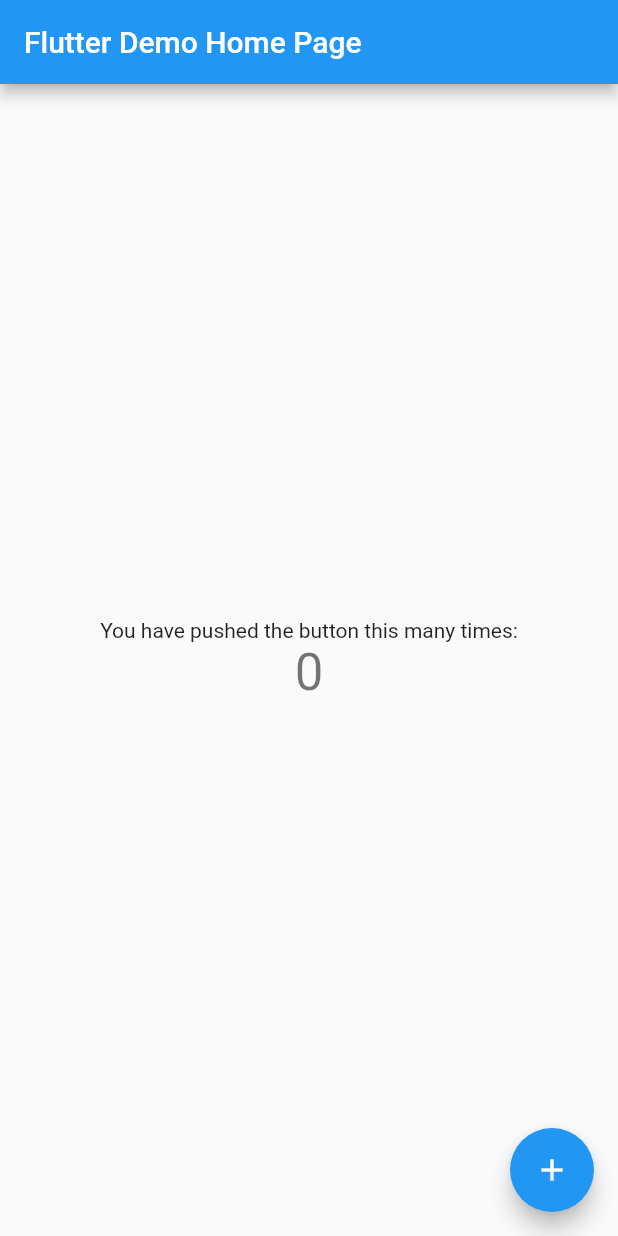
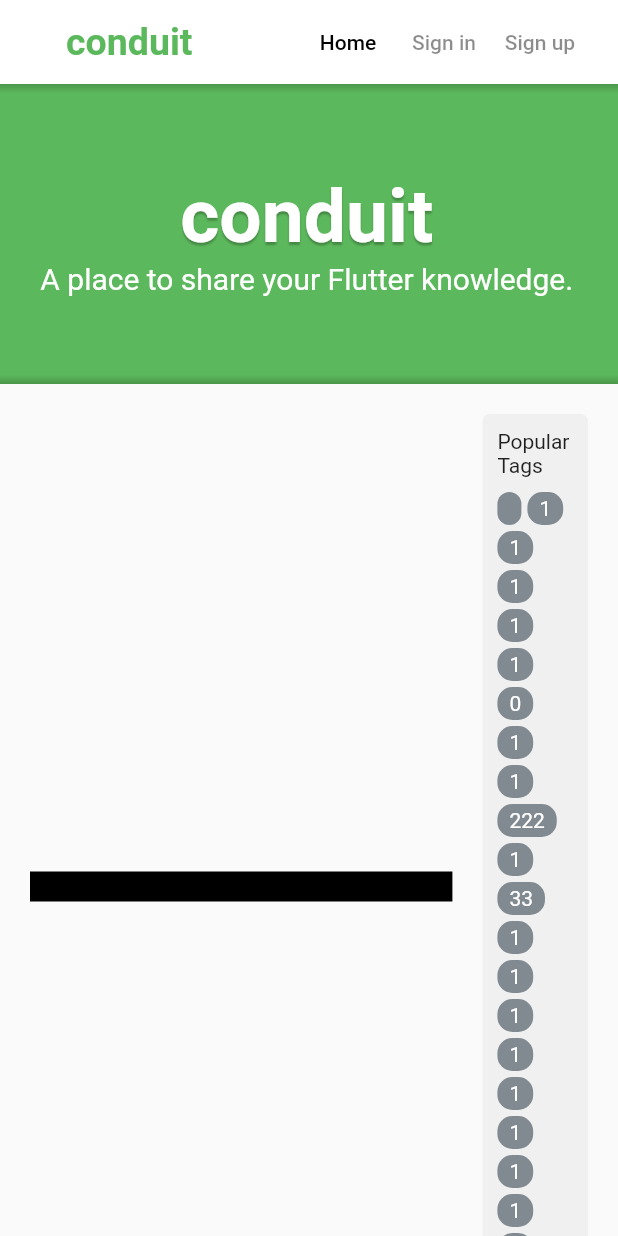
Before and after one commit to toritroniks/flutter-realworld-example-app, a Flutter app: the screen it shows after launch, on a phone screen of 412 x 824 dp. Run offline on Flutter 3.47's test engine with Material 2 defaults, Android fonts, the light colour scheme and no system bars; our stand-ins replace auto_route.

Commit message:
[WIP] Router and main page

```diff
--- a/lib/main.dart
+++ b/lib/main.dart
@@ -1,4 +1,5 @@
 import 'package:flutter/material.dart';
+import 'package:flutter_realworld/router/router.gr.dart';
 
 void main() {
   runApp(MyApp());
@@ -8,106 +9,25 @@
   // This widget is the root of your application.
   @override
   Widget build(BuildContext context) {
-    return MaterialApp(
+    final _appRouter = AppRouter();
+    return MaterialApp.router(
       title: 'Flutter Demo',
+      debugShowCheckedModeBanner: false,
       theme: ThemeData(
-        // This is the theme of your application.
-        //
-        // Try running your application with "flutter run". You'll see the
-        // application has a blue toolbar. Then, without quitting the app, try
-        // changing the primarySwatch below to Colors.green and then invoke
-        // "hot reload" (press "r" in the console where you ran "flutter run",
-        // or simply save your changes to "hot reload" in a Flutter IDE).
-        // Notice that the counter didn't reset back to zero; the application
-        // is not restarted.
-        primarySwatch: Colors.blue,
+        scrollbarTheme: ScrollbarThemeData(
+          isAlwaysShown: true,
+          thumbColor:
+              MaterialStateProperty.resolveWith((states) => Colors.grey),
+          thickness: MaterialStateProperty.resolveWith((states) => 10),
+          showTrackOnHover: true,
+        ),
+        appBarTheme: AppBarTheme(
+          backgroundColor: Colors.white,
+        ),
+        primaryColor: Color(0xFF5CB85C),
       ),
-      home: MyHomePage(title: 'Flutter Demo Home Page'),
+      routerDelegate: _appRouter.delegate(),
+      routeInformationParser: _appRouter.defaultRouteParser(),
     );
   }
 }
-
-class MyHomePage extends StatefulWidget {
-  MyHomePage({Key? key, required this.title}) : super(key: key);
-
-  // This widget is the home page of your application. It is stateful, meaning
-  // that it has a State object (defined below) that contains fields that affect
-  // how it looks.
-
-  // This class is the configuration for the state. It holds the values (in this
-  // case the title) provided by the parent (in this case the App widget) and
-  // used by the build method of the State. Fields in a Widget subclass are
-  // always marked "final".
-
-  final String title;
-
-  @override
-  _MyHomePageState createState() => _MyHomePageState();
-}
-
-class _MyHomePageState extends State<MyHomePage> {
-  int _counter = 0;
-
-  void _incrementCounter() {
-    setState(() {
-      // This call to setState tells the Flutter framework that something has
-      // changed in this State, which causes it to rerun the build method below
-      // so that the display can reflect the updated values. If we changed
-      // _counter without calling setState(), then the build method would not be
-      // called again, and so nothing would appear to happen.
-      _counter++;
-    });
-  }
-
-  @override
-  Widget build(BuildContext context) {
-    // This method is rerun every time setState is called, for instance as done
-    // by the _incrementCounter method above.
-    //
-    // The Flutter framework has been optimized to make rerunning build methods
-    // fast, so that you can just rebuild anything that needs updating rather
-    // than having to individually change instances of widgets.
-    return Scaffold(
-      appBar: AppBar(
-        // Here we take the value from the MyHomePage object that was created by
-        // the App.build method, and use it to set our appbar title.
-        title: Text(widget.title),
-      ),
-      body: Center(
-        // Center is a layout widget. It takes a single child and positions it
-        // in the middle of the parent.
-        child: Column(
-          // Column is also a layout widget. It takes a list of children and
-          // arranges them vertically. By default, it sizes itself to fit its
-          // children horizontally, and tries to be as tall as its parent.
-          //
-          // Invoke "debug painting" (press "p" in the console, choose the
-          // "Toggle Debug Paint" action from the Flutter Inspector in Android
-          // Studio, or the "Toggle Debug Paint" command in Visual Studio Code)
-          // to see the wireframe for each widget.
-          //
-          // Column has various properties to control how it sizes itself and
-          // how it positions its children. Here we use mainAxisAlignment to
-          // center the children vertically; the main axis here is the vertical
-          // axis because Columns are vertical (the cross axis would be
-          // horizontal).
-          mainAxisAlignment: MainAxisAlignment.center,
-          children: <Widget>[
-            Text(
-              'You have pushed the button this many times:',
-            ),
-            Text(
-              '$_counter',
-              style: Theme.of(context).textTheme.headline4,
-            ),
-          ],
-        ),
-      ),
-      floatingActionButton: FloatingActionButton(
-        onPressed: _incrementCounter,
-        tooltip: 'Increment',
-        child: Icon(Icons.add),
-      ), // This trailing comma makes auto-formatting nicer for build methods.
-    );
-  }
-}
--- /dev/null
+++ b/lib/pages/main/main_page.dart
@@ -0,0 +1,99 @@
+import 'package:flutter/material.dart';
+import 'package:flutter_realworld/pages/main/widgets/tags_box.dart';
+import 'package:flutter_realworld/widgets/custom_app_bar.dart';
+
+class MainPage extends StatelessWidget {
+  @override
+  Widget build(BuildContext context) {
+    return Scaffold(
+      appBar: CustomAppBar.build(context),
+      body: Column(
+        children: [
+          Container(
+            height: 200,
+            color: Theme.of(context).primaryColor,
+            child: Stack(
+              children: [
+                Container(
+                  decoration: BoxDecoration(
+                    gradient: LinearGradient(
+                      begin: Alignment.bottomCenter,
+                      end: Alignment.topCenter,
+                      stops: [0, 0.03],
+                      colors: [Color(0x30000000), Colors.transparent],
+                    ),
+                  ),
+                ),
+                Container(
+                  decoration: BoxDecoration(
+                    gradient: LinearGradient(
+                      begin: Alignment.topCenter,
+                      end: Alignment.bottomCenter,
+                      stops: [0, 0.03],
+                      colors: [Color(0x30000000), Colors.transparent],
+                    ),
+                  ),
+                ),
+                Container(
+                  child: Center(
+                    child: Column(
+                      mainAxisAlignment: MainAxisAlignment.center,
+                      children: [
+                        SelectableText(
+                          'conduit',
+                          style: TextStyle(
+                            fontSize: 50,
+                            fontWeight: FontWeight.bold,
+                            color: Colors.white,
+                            shadows: [
+                              Shadow(
+                                  blurRadius: 1,
+                                  color: Colors.black26,
+                                  offset: Offset(0, 2)),
+                            ],
+                          ),
+                        ),
+                        SelectableText(
+                          'A place to share your Flutter knowledge.',
+                          style: TextStyle(
+                            color: Colors.white,
+                            fontSize: 20,
+                            fontWeight: FontWeight.normal,
+                          ),
+                        )
+                      ],
+                    ),
+                  ),
+                ),
+              ],
+            ),
+          ),
+          Padding(
+            padding: const EdgeInsets.all(20),
+            child: Row(
+              children: [
+                Expanded(
+                  flex: 80,
+                  child: Container(
+                    height: 20,
+                    width: 20,
+                    color: Colors.black,
+                  ),
+                ),
+                SizedBox(width: 20),
+                Expanded(
+                  flex: 20,
+                  child: TagsBox(),
+                ),
+                // Column(
+                //   crossAxisAlignment: CrossAxisAlignment.center,
+                //   children: [],
+                // ),
+              ],
+            ),
+          ),
+        ],
+      ),
+    );
+  }
+}
--- /dev/null
+++ b/lib/pages/main/widgets/tags_box.dart
@@ -0,0 +1,75 @@
+import 'package:flutter/material.dart';
+
+class TagsBox extends StatelessWidget {
+  const TagsBox({
+    Key? key,
+  }) : super(key: key);
+
+  @override
+  Widget build(BuildContext context) {
+    return Container(
+      decoration: BoxDecoration(
+        borderRadius: BorderRadius.circular(5),
+        color: Color(0xFFF0F0F0),
+      ),
+      child: Padding(
+        padding: const EdgeInsets.all(10),
+        child: Column(
+          crossAxisAlignment: CrossAxisAlignment.start,
+          children: [
+            Text('Popular Tags'),
+            SizedBox(height: 10),
+            Wrap(
+              spacing: 4,
+              runSpacing: 4,
+              children: [
+                ...[
+                  '',
+                  1,
+                  1,
+                  1,
+                  1,
+                  1,
+                  0,
+                  1,
+                  1,
+                  222,
+                  1,
+                  33,
+                  1,
+                  1,
+                  1,
+                  1,
+                  1,
+                  1,
+                  1,
+                  1,
+                  1,
+                  1,
+                  1
+                ]
+                    .map(
+                      (e) => Container(
+                        padding: const EdgeInsets.symmetric(
+                          horizontal: 8,
+                          vertical: 3,
+                        ),
+                        decoration: BoxDecoration(
+                          color: Color(0xFF818A91),
+                          borderRadius: BorderRadius.circular(10),
+                        ),
+                        child: Text(
+                          e.toString(),
+                          style: TextStyle(color: Colors.white),
+                        ),
+                      ),
+                    )
+                    .toList()
+              ],
+            )
+          ],
+        ),
+      ),
+    );
+  }
+}
```
Also changed, not shown: lib/pages/article/article_page.dart (added, +17 -0 lines), lib/responsive.dart (added, +36 -0 lines), lib/router/router.dart (added, +20 -0 lines), lib/widgets/custom_app_bar.dart (added, +93 -0 lines), pubspec.yaml (+8 -3 lines), lib/router/router.gr.dart (added), pubspec.lock.
